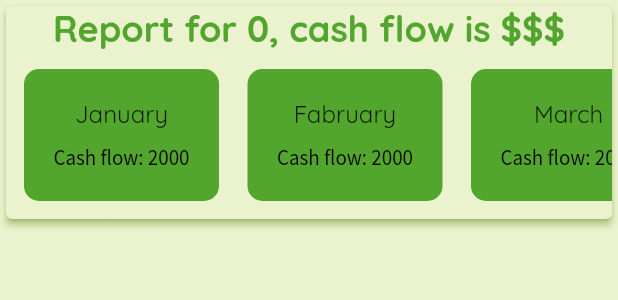
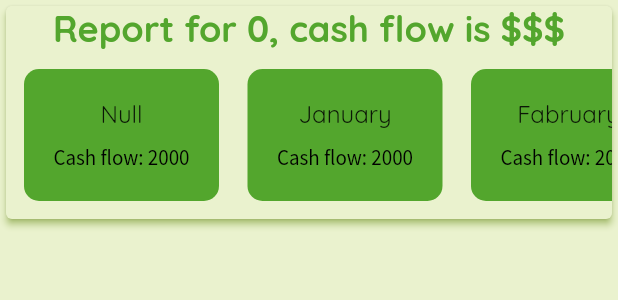
Before and after one commit to MishelV/Cash-Flow-app, a Flutter app: the MonthListTile widget shown alone on an empty page, opened directly with empty values, on a phone screen of 412 x 824 dp. Shown: the top 300 px of the screen. Run offline on Flutter 3.47's test engine with Material 2 defaults, Android fonts, the phone set to English and light mode, and no system bars; our stand-ins replace date_time_picker, hive, hive_flutter, percent_indicator; accounts and stored records are empty.

```diff
--- a/lib/models/search_type.dart
+++ b/lib/models/search_type.dart
@@ -1,5 +1,5 @@
 enum SearchType {
-  thisMonthSummary,
+  monthSummary,
   upcomingExpenses,
   recordLookup,
 }
--- a/lib/utils/date_time_util.dart
+++ b/lib/utils/date_time_util.dart
@@ -4,6 +4,7 @@ class DateTimeUtil {
   static const dateFormat = 'yyyy-mm-dd hh:mm';
 
   static const months = [
+    'Null',
     'January',
     'Fabruary',
     'March',
--- a/lib/widgets/month_list_tile.dart
+++ b/lib/widgets/month_list_tile.dart
@@ -1,21 +1,8 @@
 import 'package:flutter/material.dart';
 
+import '../utils/date_time_util.dart';
+
 class MonthListTile extends StatelessWidget {
-  static const months = [
-    'January',
-    'Fabruary',
-    'March',
-    'April',
-    'May',
-    'June',
-    'July',
-    'August',
-    'September',
-    'October',
-    'November',
-    'December'
-  ];
-
   final int year;
 
   const MonthListTile({
@@ -50,7 +37,7 @@ class MonthListTile extends StatelessWidget {
                     const String sign = cashFlow >= 0 ? "" : "-";
                     return MonthTileWidget(
                         cashFlow: cashFlow,
-                        month: months[monthIndex],
+                        month: DateTimeUtil.months[monthIndex],
                         sign: sign);
                   })),
             ),
```
Also changed, not shown: lib/screens/search_record_screen.dart (+6 -3 lines), lib/widgets/this_month_summary.dart (+4 -3 lines).
